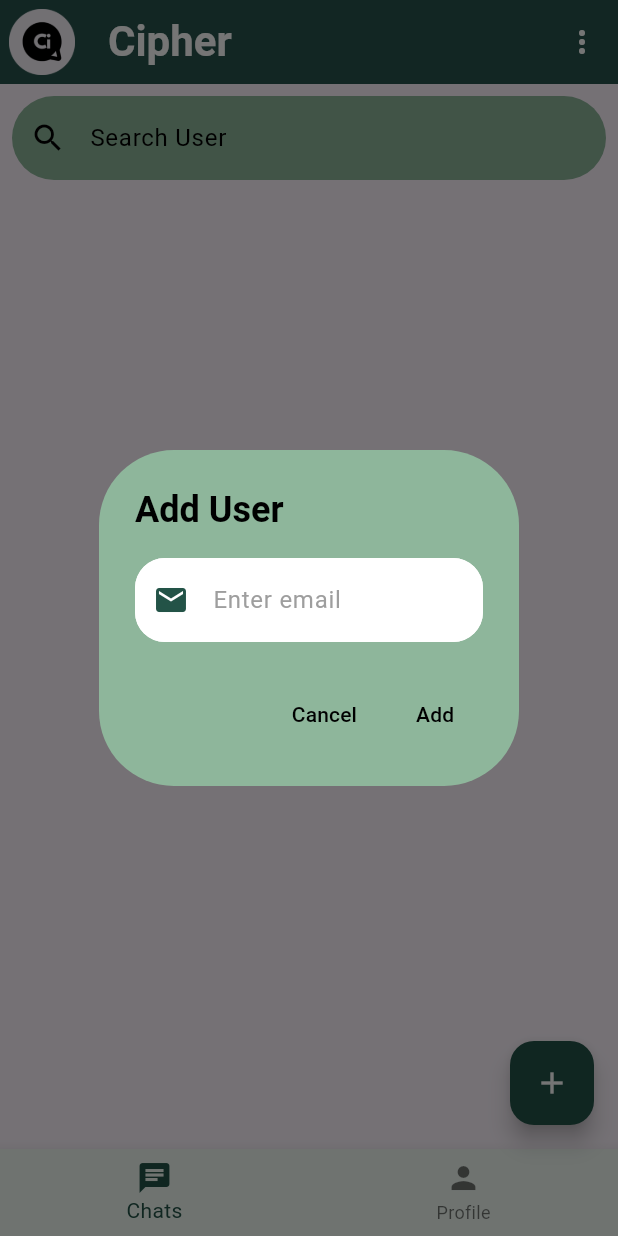
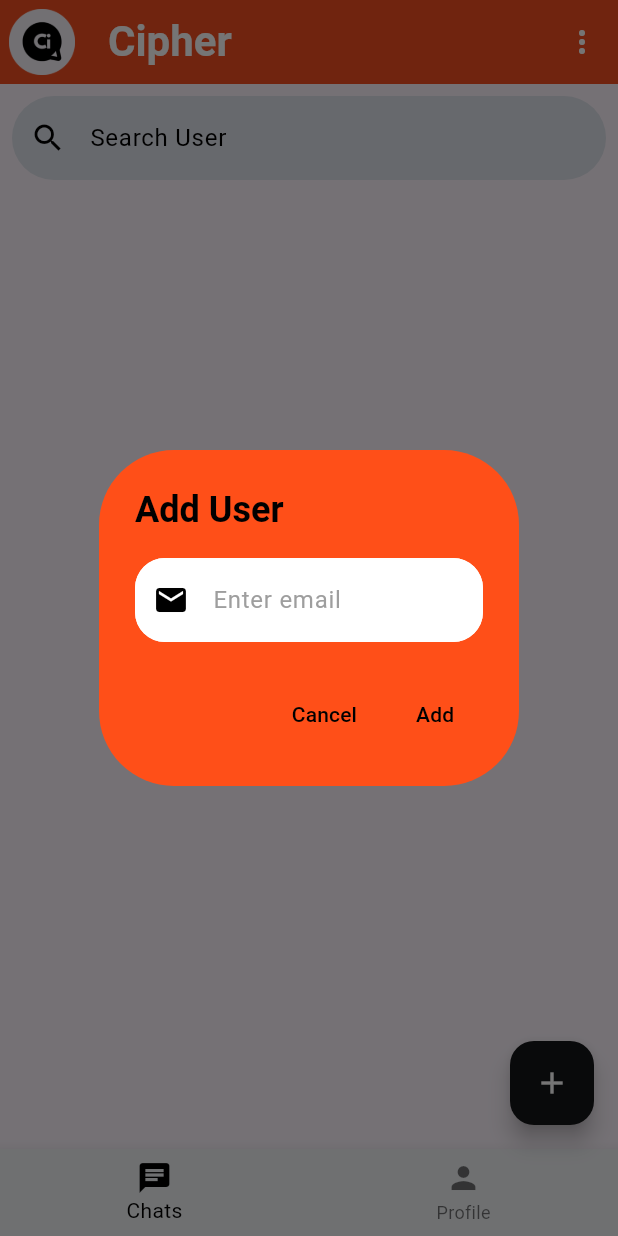
Before and after one commit to fortunatefogy/cipherchatapp, a Flutter app: the HomeScreen screen opened directly, after a tap on the "add" icon, on a phone screen of 412 x 824 dp. Run offline on Flutter 3.47's test engine with Material 3 defaults, Android fonts, the phone set to English and light mode, and no system bars; our stand-ins replace cached_network_image, cloud_firestore, emoji_picker_flutter, firebase_auth, firebase_core, flutter_dotenv and 4 more; missing offline and left inert: encrypt, saver_gallery; accounts and stored records are empty; network calls fail.

Commit message:
ui change to orange

```diff
--- a/lib/main.dart
+++ b/lib/main.dart
@@ -68,7 +68,7 @@ class _MyAppState extends State<MyApp> with WidgetsBindingObserver {
             fontWeight: FontWeight.bold,
             fontSize: 28,
           ),
-          backgroundColor: Color(0xFFF235347),
+          backgroundColor: Color(0xFFFFF4F18),
         ),
       ),
       home: SplashScreen(),
--- a/lib/onboarding_screen.dart
+++ b/lib/onboarding_screen.dart
@@ -37,9 +37,9 @@ class _OnboardingScreenState extends State<OnboardingScreen> {
 
   int _currentPage = 0;
   List colors = const [
-    Color(0xffFDAF1DE),
-    Color(0xffF8EB69B),
-    Color(0xffF235347),
+    Color(0xffF375534),
+    Color(0xffF6B9071),
+    Color(0xffFAEC3B0),
   ];
 
   AnimatedContainer _buildDots({
--- a/lib/screens/home_screen.dart
+++ b/lib/screens/home_screen.dart
@@ -136,7 +136,7 @@ class _HomeScreenState extends State<HomeScreen> {
         ),
         floatingActionButton: _selectedIndex == 0
             ? FloatingActionButton(
-                backgroundColor: const Color(0xFFF235347),
+                backgroundColor: const Color(0xFFF141517),
                 onPressed: _addChatUserDialog,
                 child: const Icon(Icons.add, color: Colors.white),
               )
@@ -163,8 +163,8 @@ class _HomeScreenState extends State<HomeScreen> {
           ],
         ),
         bottomNavigationBar: BottomNavigationBar(
-          backgroundColor: const Color.fromARGB(255, 241, 250, 244),
-          selectedItemColor: const Color(0xFFF235347),
+          backgroundColor: const Color(0xFFFF2F4F7),
+          selectedItemColor: const Color.fromARGB(255, 0, 0, 0),
           items: const [
             BottomNavigationBarItem(
               icon: Icon(Icons.chat),
@@ -196,7 +196,7 @@ class _HomeScreenState extends State<HomeScreen> {
               hintText: 'Search User',
               hintStyle: const TextStyle(color: Colors.black),
               filled: true,
-              fillColor: const Color(0xFFF8EB69B),
+              fillColor: const Color.fromARGB(255, 225, 228, 237),
               border: OutlineInputBorder(
                 borderRadius: BorderRadius.circular(30),
                 borderSide: BorderSide.none,
@@ -286,7 +286,7 @@ class _HomeScreenState extends State<HomeScreen> {
     showDialog(
       context: context,
       builder: (_) => AlertDialog(
-        backgroundColor: Color(0xffF8EB69B),
+        backgroundColor: Color(0xffFFF4F18),
         shape: RoundedRectangleBorder(borderRadius: BorderRadius.circular(50)),
         title: const Text(
           "Add User",
@@ -298,7 +298,8 @@ class _HomeScreenState extends State<HomeScreen> {
           decoration: InputDecoration(
             hintText: 'Enter email',
             hintStyle: const TextStyle(color: Colors.grey),
-            prefixIcon: const Icon(Icons.email, color: Color(0xffF235347)),
+            prefixIcon:
+                const Icon(Icons.email, color: Color.fromARGB(255, 0, 0, 0)),
             filled: true,
             fillColor: Colors.white,
             border: OutlineInputBorder(
--- a/lib/screens/profile_screen.dart
+++ b/lib/screens/profile_screen.dart
@@ -295,7 +295,8 @@ class _ProfileScreenState extends State<ProfileScreen> {
                 ],
               ),
             ),
-          ),        ),
+          ),
+        ),
       ),
     );
   }
--- a/lib/widgets/chat_user_card.dart
+++ b/lib/widgets/chat_user_card.dart
@@ -31,7 +31,7 @@ class _ChatUserCardState extends State<ChatUserCard> {
       padding: const EdgeInsets.only(left: 6, right: 6),
       child: Card(
         margin: const EdgeInsets.symmetric(vertical: 5, horizontal: 10),
-        color: const Color(0xFFFDAF1DE),
+        color: const Color.fromARGB(255, 225, 228, 237),
         elevation: 1,
         shape: RoundedRectangleBorder(
           borderRadius: BorderRadius.circular(15),
--- a/lib/widgets/message_card.dart
+++ b/lib/widgets/message_card.dart
@@ -102,7 +102,7 @@ class _MessageCardState extends State<MessageCard> {
               padding:
                   EdgeInsets.all(widget.message.type == Type.text ? 10 : 9),
               decoration: BoxDecoration(
-                color: const Color(0xFFF8EB69B),
+                color: const Color.fromARGB(255, 222, 225, 229),
                 borderRadius: BorderRadius.only(
                   topLeft: Radius.circular(15),
                   topRight: Radius.circular(15),
@@ -190,7 +190,7 @@ class _MessageCardState extends State<MessageCard> {
               padding:
                   EdgeInsets.all(widget.message.type == Type.text ? 10 : 1),
               decoration: BoxDecoration(
-                color: const Color(0xFFF0B2B26),
+                color: const Color(0xFFF141517),
                 borderRadius: BorderRadius.only(
                   topLeft: Radius.circular(15),
                   topRight: Radius.circular(15),
```
Also changed, not shown: lib/screens/chat_screen.dart (+5 -3 lines).
